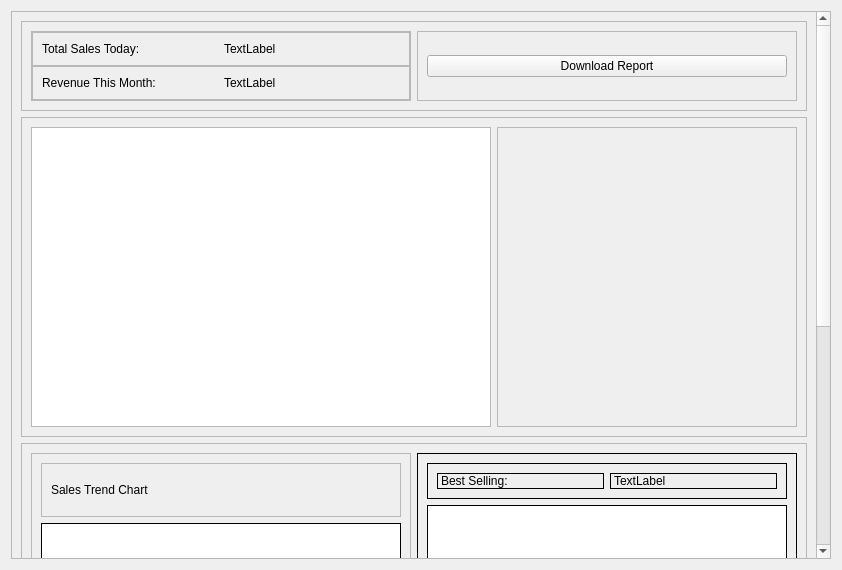
Above: app/src/ui/NEW/sales_report_page.ui from Kazu0210/Inventory-System before the change. Below: the same form after it.
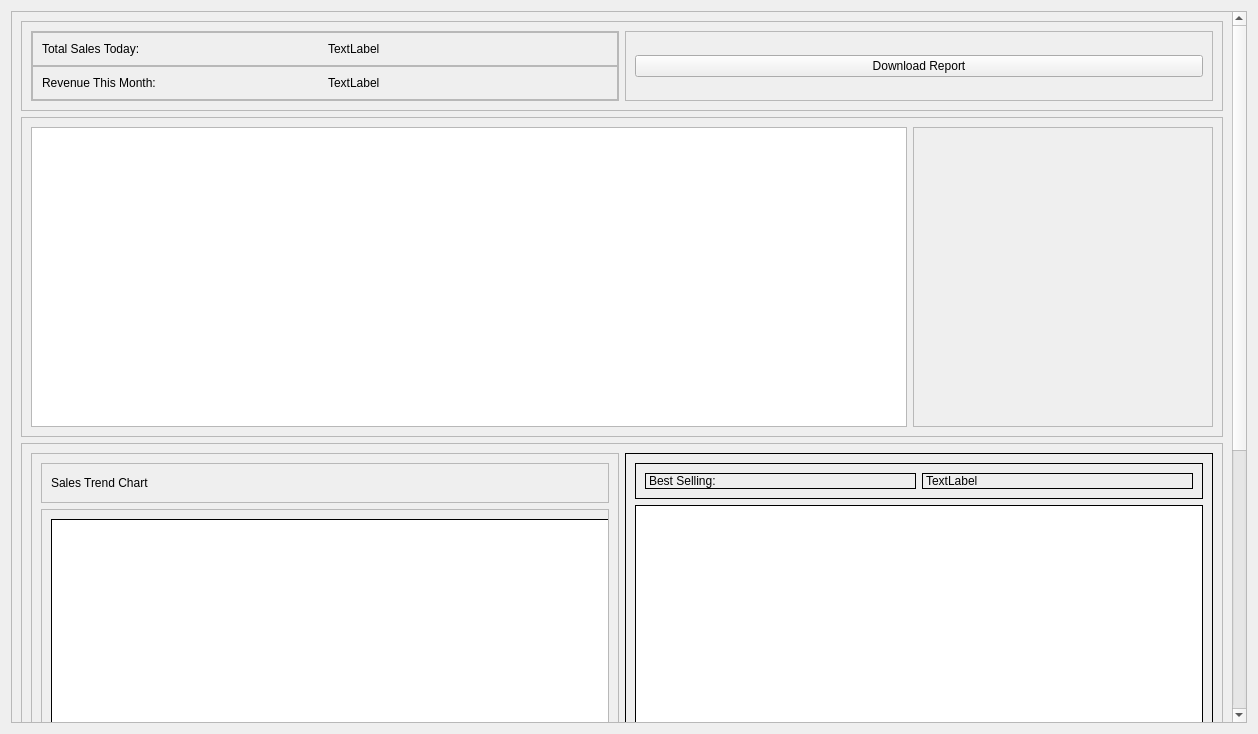
That is the form after the change.

Commit message: fixed showing of data in sales trend chart

Diff of the .ui file:
```diff
--- a/app/src/ui/NEW/sales_report_page.ui
+++ b/app/src/ui/NEW/sales_report_page.ui
@@ -6,8 +6,8 @@
    <rect>
     <x>0</x>
     <y>0</y>
-    <width>842</width>
-    <height>570</height>
+    <width>1258</width>
+    <height>734</height>
    </rect>
   </property>
   <property name="windowTitle">
@@ -23,9 +23,9 @@
       <property name="geometry">
        <rect>
         <x>0</x>
-        <y>0</y>
-        <width>805</width>
-        <height>938</height>
+        <y>-424</y>
+        <width>1221</width>
+        <height>1138</height>
        </rect>
       </property>
       <layout class="QVBoxLayout" name="verticalLayout_3">
@@ -182,7 +182,7 @@
          <property name="minimumSize">
           <size>
            <width>0</width>
-           <height>500</height>
+           <height>700</height>
           </size>
          </property>
          <property name="frameShape">
@@ -234,10 +234,25 @@
               </widget>
              </item>
              <item>
+              <widget class="QScrollArea" name="scrollArea_2">
+               <property name="widgetResizable">
+                <bool>true</bool>
+               </property>
+               <widget class="QWidget" name="scrollAreaWidgetContents_2">
+                <property name="geometry">
+                 <rect>
+                  <x>-151</x>
+                  <y>0</y>
+                  <width>718</width>
+                  <height>595</height>
+                 </rect>
+                </property>
+                <layout class="QVBoxLayout" name="verticalLayout_6">
+                 <item>
               <widget class="QFrame" name="sales_trend_frame">
                <property name="minimumSize">
                 <size>
-                 <width>0</width>
+                     <width>700</width>
                  <height>400</height>
                 </size>
                </property>
@@ -251,6 +266,10 @@
                <property name="frameShadow">
                 <enum>QFrame::Raised</enum>
                </property>
+                  </widget>
+                 </item>
+                </layout>
+               </widget>
               </widget>
              </item>
             </layout>
```
Lines whose indentation alone changed are shown as unchanged. The commit also changes 4 other files.
